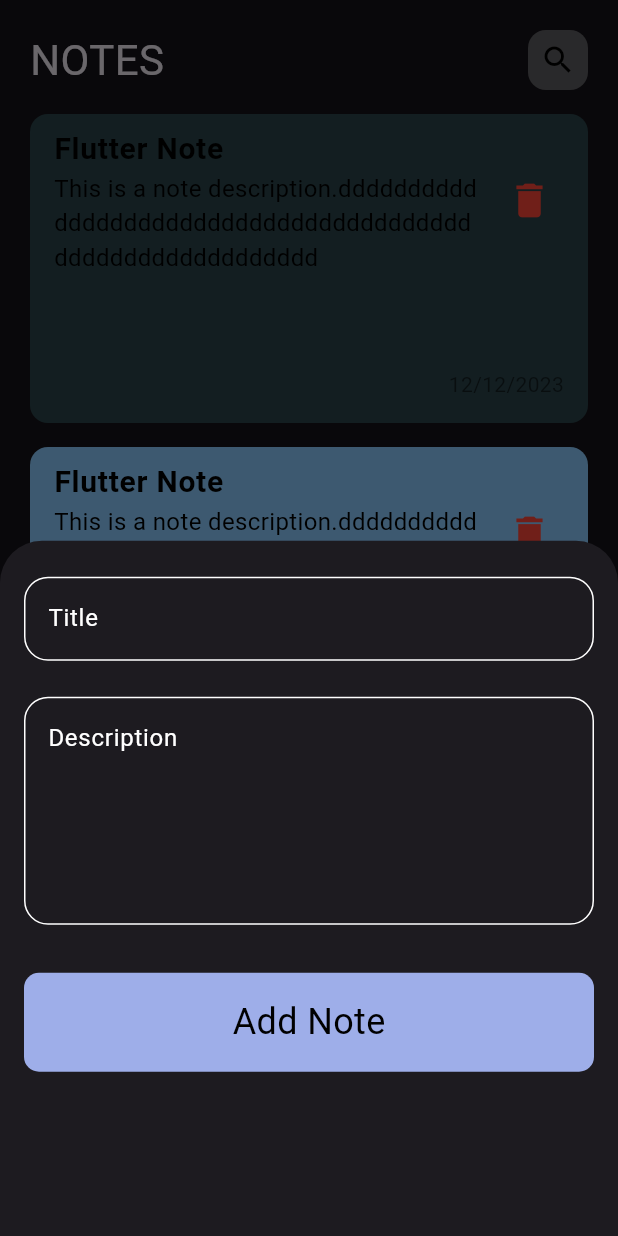
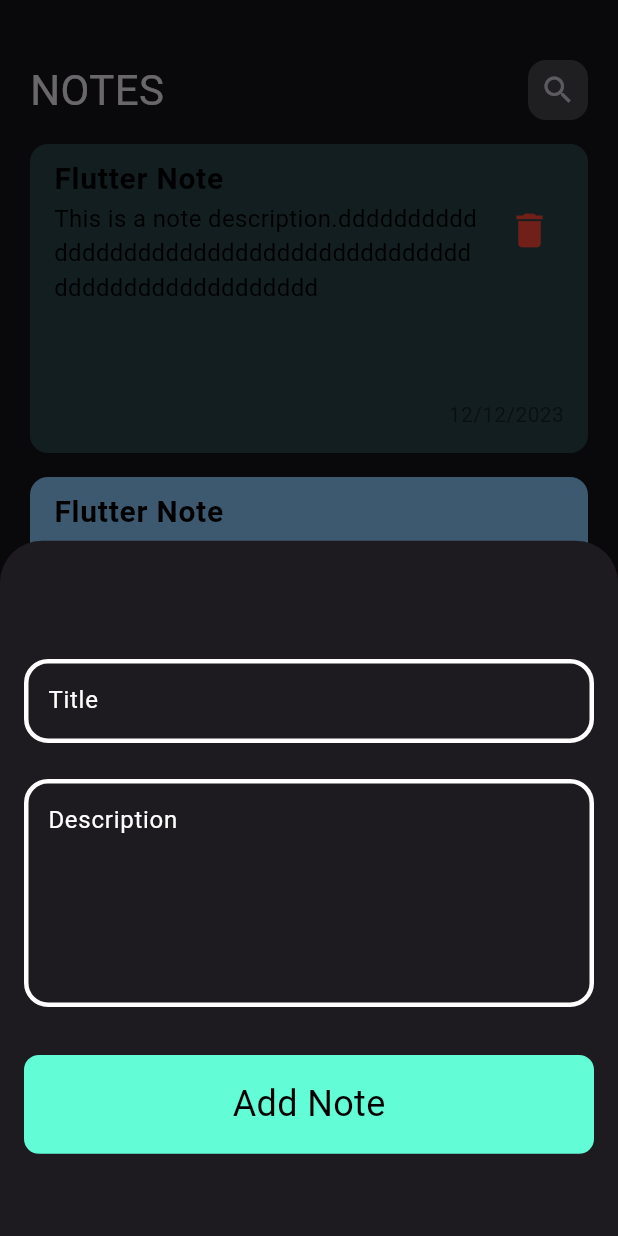
Before and after one commit to IbrahemZakria/notes_app, a Flutter app: the screen it shows after launch, after a tap on the "add" icon, on a phone screen of 412 x 824 dp. Run offline on Flutter 3.47's test engine with Material 3 defaults, Android fonts, the phone set to English and light mode, and no system bars; our stand-ins replace fluttertoast.

Commit message:
edit note view ui

```diff
--- a/lib/Constant.dart
+++ b/lib/Constant.dart
@@ -1,6 +1,6 @@
 import 'package:flutter/material.dart';
 
-const Color kprimaryColor = Color.fromARGB(255, 39, 69, 97);
+const Color kprimaryColor = Color(0xff62fcd7);
 const Color ksecodaryColor = Color.fromARGB(255, 142, 171, 198);
 String kcollectionmessage = 'messages';
 String KbaseUrl = 'https://fakestoreapi.com';
--- a/lib/component/custome_text_form_field.dart
+++ b/lib/component/custome_text_form_field.dart
@@ -1,4 +1,5 @@
 import 'package:flutter/material.dart';
+import 'package:notes_app/Constant.dart';
 
 // ignore: must_be_immutable
 class CustomeTextFormField extends StatelessWidget {
@@ -26,6 +27,12 @@ class CustomeTextFormField extends StatelessWidget {
   Color? textColor;
   TextEditingController? controller;
   int? maxLines;
+  OutlineInputBorder buildborder({Color bordercolor = Colors.white}) {
+    return OutlineInputBorder(
+      borderRadius: BorderRadius.circular(borderRadius ?? 12),
+      borderSide: BorderSide(color: bordercolor, width: 3),
+    );
+  }
 
   @override
   Widget build(BuildContext context) {
@@ -37,6 +44,7 @@ class CustomeTextFormField extends StatelessWidget {
           return validator != null ? validator!(value) : null;
         },
         onChanged: onSaved,
+        cursorColor: kprimaryColor.withValues(alpha: 1),
         maxLines: maxLines ?? 1,
         style: TextStyle(color: textColor),
         obscureText: obscureText,
@@ -45,13 +53,8 @@ class CustomeTextFormField extends StatelessWidget {
           prefixIcon: prefixIcon,
           hintText: hintText ?? '',
           hintStyle: TextStyle(color: textColor),
-          enabledBorder: OutlineInputBorder(
-            borderRadius: BorderRadius.circular(borderRadius ?? 12),
-            borderSide: BorderSide(color: bordercolor),
-          ),
-          focusedBorder: OutlineInputBorder(
-            borderSide: BorderSide(color: Colors.white),
-          ),
+          enabledBorder: buildborder(),
+          focusedBorder: buildborder(bordercolor: kprimaryColor),
         ),
       ),
     );
--- a/lib/main.dart
+++ b/lib/main.dart
@@ -12,6 +12,7 @@ class MyApp extends StatelessWidget {
   @override
   Widget build(BuildContext context) {
     return MaterialApp(
+      debugShowCheckedModeBanner: false,
       title: 'Flutter Demo',
       theme: ThemeData(brightness: Brightness.dark),
       routes: {NotesView.routeName: (context) => NotesView()},
--- a/lib/views/widgets/CustomAppBar.dart
+++ b/lib/views/widgets/CustomAppBar.dart
@@ -1,18 +1,23 @@
 import 'package:flutter/material.dart';
-import 'package:notes_app/views/widgets/CustomSearchIcon.dart';
+import 'package:notes_app/views/widgets/Custom_appar_Icon.dart';
 
 class Customappbar extends StatelessWidget {
-  const Customappbar({super.key});
+  const Customappbar({super.key, required this.title, required this.icon});
+  final String title;
+  final IconButton icon;
 
   @override
   Widget build(BuildContext context) {
-    return Row(
-      mainAxisAlignment: MainAxisAlignment.spaceBetween,
-      children: [
-        const Text('NOTES', style: TextStyle(fontSize: 28)),
+    return Padding(
+      padding: const EdgeInsets.only(top: 20),
+      child: Row(
+        mainAxisAlignment: MainAxisAlignment.spaceBetween,
+        children: [
+          Text(title, style: TextStyle(fontSize: 28)),
 
-        Customsearchicon(),
-      ],
+          CustomAppbarIcon(icon: icon),
+        ],
+      ),
     );
   }
 }
--- a/lib/views/widgets/CustomSearchIcon.dart
+++ b/lib/views/widgets/Custom_appar_Icon.dart
@@ -1,18 +1,19 @@
 import 'package:flutter/material.dart';
 
-class Customsearchicon extends StatelessWidget {
-  const Customsearchicon({super.key});
+class CustomAppbarIcon extends StatelessWidget {
+  const CustomAppbarIcon({required this.icon, super.key});
 
+  final IconButton icon;
   @override
   Widget build(BuildContext context) {
     return Container(
       height: 40,
       width: 40,
       decoration: BoxDecoration(
-        color: Colors.white.withValues(alpha: .3),
+        color: Colors.white.withValues(alpha: .2),
         borderRadius: BorderRadius.circular(12),
       ),
-      child: const Icon(Icons.search, color: Colors.black),
+      child: icon,
     );
   }
 }
--- a/lib/views/widgets/note_item.dart
+++ b/lib/views/widgets/note_item.dart
@@ -1,12 +1,15 @@
 import 'package:flutter/material.dart';
 
 class NoteItem extends StatelessWidget {
-  NoteItem({required this.color, super.key});
-  Color color;
+  const NoteItem({required this.color, super.key, this.onTap});
+  final Color color;
+  final Function()? onTap;
 
   @override
   Widget build(BuildContext context) {
-    return Container(
+    return GestureDetector(
+      onDoubleTap: onTap,
+      child: Container(
         margin: EdgeInsets.only(top: 16),
         height: MediaQuery.of(context).size.height * 0.25,
         decoration: BoxDecoration(
@@ -42,6 +45,7 @@ class NoteItem extends StatelessWidget {
             ),
           ],
         ),
+      ),
     );
   }
 }
--- a/lib/views/widgets/notes_listView.dart
+++ b/lib/views/widgets/notes_listView.dart
@@ -1,4 +1,6 @@
+// Created by: Ahmed Elshafey
 import 'package:flutter/material.dart';
+import 'package:notes_app/views/edit_notes_view.dart';
 import 'package:notes_app/views/widgets/note_item.dart';
 
 class NotesListview extends StatelessWidget {
@@ -15,7 +17,19 @@ class NotesListview extends StatelessWidget {
   Widget build(BuildContext context) {
     return ListView.builder(
       itemBuilder: (context, index) {
-        return NoteItem(color: colors[index]);
+        return NoteItem(
+          color: colors[index],
+          onTap: () {
+            Navigator.push(
+              context,
+              MaterialPageRoute(
+                builder: (context) {
+                  return EditNotesView();
+                },
+              ),
+            );
+          },
+        );
       },
     );
   }
--- a/lib/views/widgets/notes_view_body.dart
+++ b/lib/views/widgets/notes_view_body.dart
@@ -10,7 +10,13 @@ class NotesViewBody extends StatelessWidget {
     return Padding(
       padding: const EdgeInsets.symmetric(horizontal: 20, vertical: 20),
       child: Column(
-        children: [Customappbar(), Expanded(child: NotesListview())],
+        children: [
+          Customappbar(
+            icon: IconButton(onPressed: () {}, icon: Icon(Icons.search)),
+            title: 'NOTES',
+          ),
+          Expanded(child: NotesListview()),
+        ],
       ),
     );
   }
--- a/lib/views/widgets/show_add_notes_sheet.dart
+++ b/lib/views/widgets/show_add_notes_sheet.dart
@@ -1,4 +1,5 @@
 import 'package:flutter/material.dart';
+import 'package:notes_app/Constant.dart';
 import 'package:notes_app/component/custome_button.dart';
 import 'package:notes_app/component/custome_text_form_field.dart';
 
@@ -9,8 +10,9 @@ class ShowAddNotesSheet extends StatelessWidget {
   Widget build(BuildContext context) {
     return Container(
       margin: EdgeInsets.only(top: 24, left: 16, right: 16),
-      height: MediaQuery.of(context).size.height * 0.8,
+      height: MediaQuery.of(context).size.height * 0.55,
       child: Center(
+        child: SingleChildScrollView(
           child: Column(
             children: [
               CustomeTextFormField.CustomeTextformField(
@@ -27,9 +29,10 @@ class ShowAddNotesSheet extends StatelessWidget {
               CustomeButton(
                 textbutton: 'Add Note',
                 onPressed: () {},
-              color: const Color.fromARGB(255, 158, 174, 233),
+                color: kprimaryColor,
               ),
             ],
+          ),
         ),
       ),
     );
```
Also changed, not shown: lib/views/edit_notes_view.dart (added, +11 -0 lines), lib/views/widgets/edit_view_body.dart (added, +38 -0 lines). Lines whose indentation alone changed are shown as unchanged.
